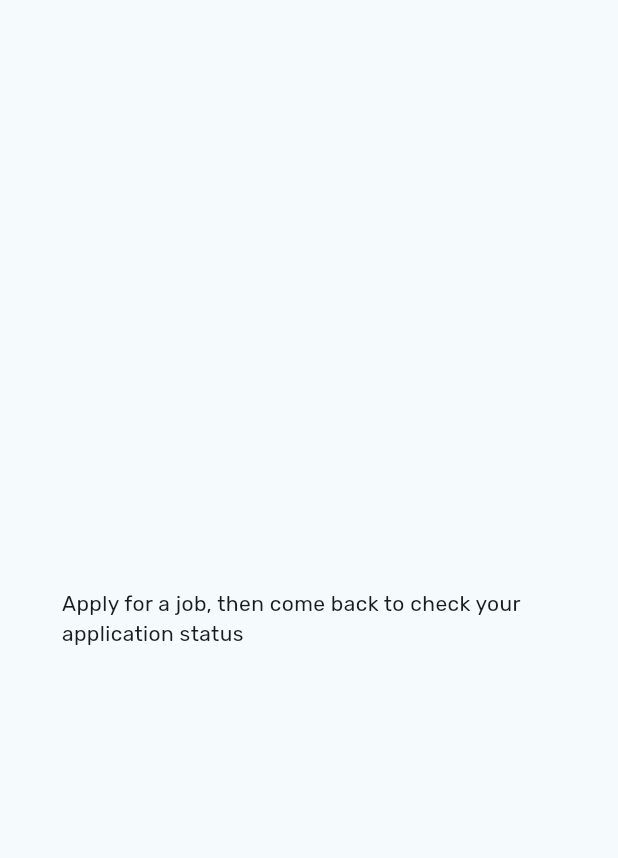
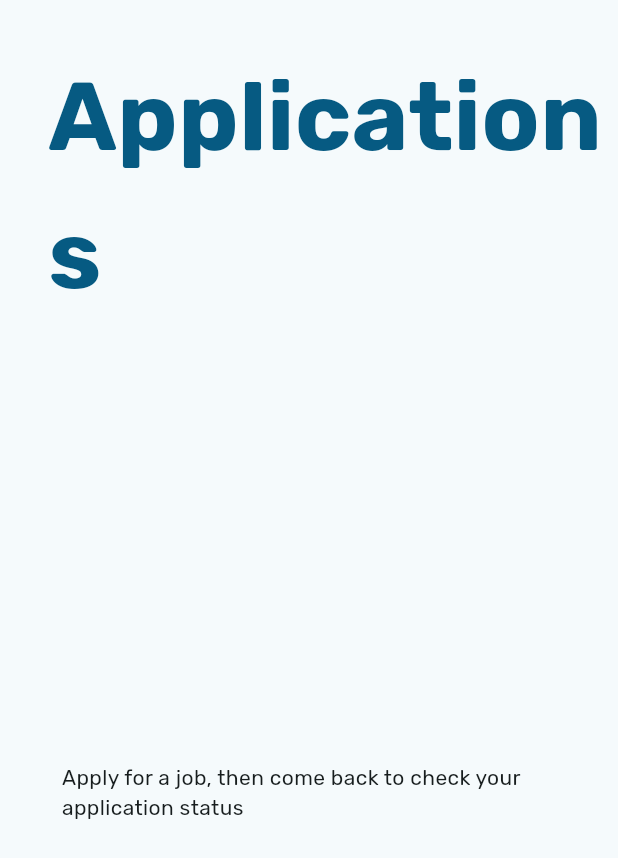
Before and after one commit to crhsidea/tamuhack24, a Flutter app: the ApplicationsPage widget shown alone on an empty page, opened directly, on a phone screen of 412 x 824 dp. Shown: the top 858 px of the screen. Run offline on Flutter 3.47's test engine with Material 3 defaults, Android fonts, the phone set to English and light mode, and no system bars; our stand-ins replace file_picker, image_picker, modal_bottom_sheet, persistent_bottom_nav_bar, supabase_flutter, wave; missing offline and left inert: current_location, dynamic_form; accounts and stored records are empty; network calls fail.

Commit message:
style it up

```diff
--- a/lib/pages/navscreens/applications.dart
+++ b/lib/pages/navscreens/applications.dart
@@ -15,12 +15,40 @@ class ApplicationsPage extends StatefulWidget {
 }
 
 class _ApplicationsPageState extends State<ApplicationsPage> {
+  Future<List<(Application, Listing)>> getData() async {
+    print("GetData");
+    print("apps:");
+    var apps = await getAllApplicationsByUser(supabase.auth.currentUser!.id);
+    List<(Application, Listing)> out_list = [];
+    for (Application app in apps) {
+      Listing l = await getListingById(app.listing_id);
+      out_list.add((app, l));
+    }
+    print(out_list);
+    return out_list;
+  }
+
   @override
   Widget build(BuildContext context) {
-    return FutureBuilder(
-      future: getAllApplicationsByUser(supabase.auth.currentUser!.id),
-      builder:
-          (BuildContext context, AsyncSnapshot<List<Application>> snapshot) {
+    return  Center(
+            child: Column(children: [
+      Padding(
+        padding: EdgeInsets.only(top: 32.0, left: 32.0, bottom: 16.0),
+        child: Align(
+          alignment: Alignment.centerLeft,
+          child: Text("Applications",
+              style: TextStyle(
+                  color: Color(0xFF065A82),
+                  fontWeight: FontWeight.bold,
+                  fontSize: 64.0)),
+        ),
+      ),
+			Expanded(
+				child:
+					FutureBuilder(
+						future: getData(),
+						builder: (BuildContext context,
+								AsyncSnapshot<List<(Application, Listing)>> snapshot) {
 							if (!snapshot.hasData) {
 								return CircularProgressIndicator();
 							}
@@ -30,10 +58,10 @@ class _ApplicationsPageState extends State<ApplicationsPage> {
 							return snapshot.data!.length > 0
 									? ListView(
 											children: snapshot.data!
-                    .map(
-                      (e) => Container(
-                      child:ApplicationStatus(
-												application: e
+													.map((e) => Container(
+																child: ApplicationStatus(
+																	application: e.$1,
+																	listing: e.$2,
 																),
 															))
 													.toList(),
@@ -46,6 +74,8 @@ class _ApplicationsPageState extends State<ApplicationsPage> {
 											),
 										);
 						},
-    );
+					)
+			)
+    ]));
   }
 }
```
Also changed, not shown: lib/backend/joblisting.dart (+8 -0 lines), lib/widget/ApplicationCard.dart (+18 -2 lines). Lines whose indentation alone changed are shown as unchanged.
